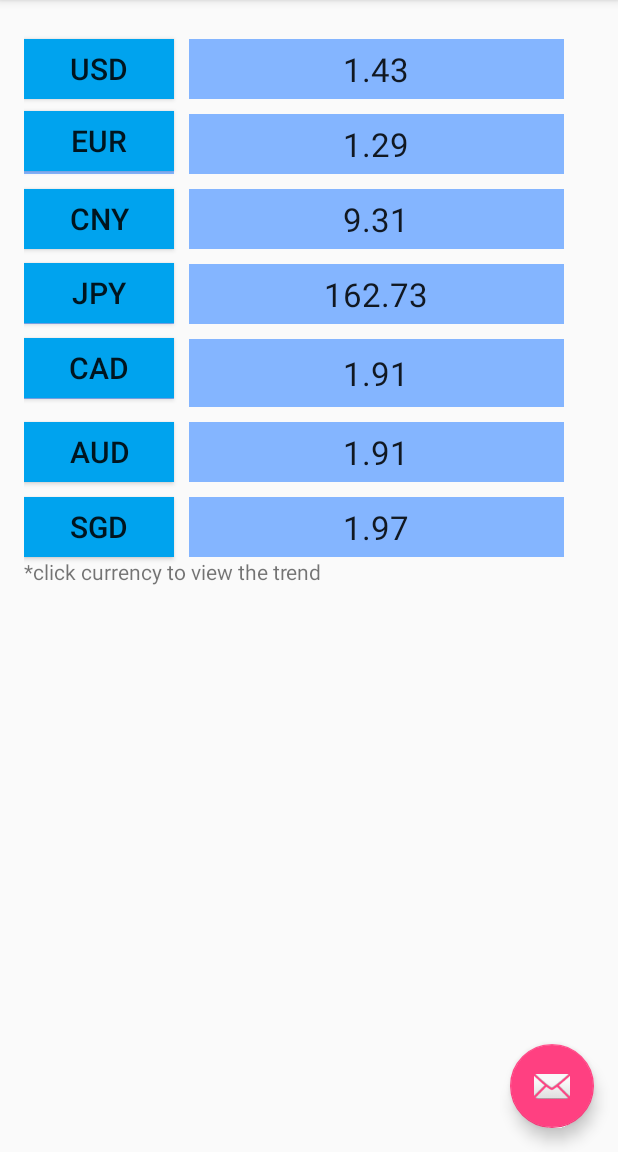
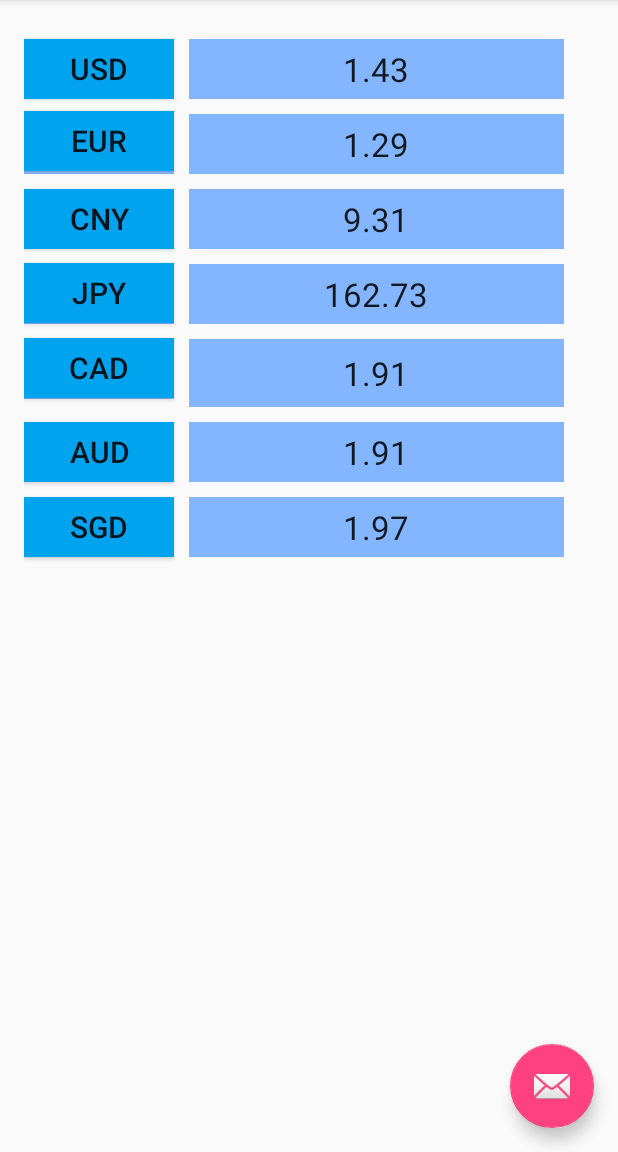
Before and after one commit to zczlkme/CurrencyExchangeCalc, an Android app: the screen it shows after launch (Rate), after a tap on "EXCHANGE RATE", on a phone screen of 412 x 824 dp, the part 84-1236 px from its top. Run offline under Robolectric (Android 15) with nearby library versions, the phone set to English and light mode, and no system bars.

Commit message:
now we done:)

```diff
--- a/app/src/main/res/layout-land/activity_information.xml
+++ b/app/src/main/res/layout-land/activity_information.xml
@@ -13,7 +13,7 @@
     <ImageView
         android:layout_width="100dp"
         android:layout_height="100dp"
-        android:src="@drawable/marvelnew1"
+        android:src="@drawable/marvel1"
         android:id="@+id/imageView1"
         android:layout_marginLeft="0dp"
         android:layout_below="@+id/textView9"
@@ -21,7 +21,7 @@
     <ImageView
         android:layout_width="100dp"
         android:layout_height="100dp"
-        android:src="@drawable/marvelnew3"
+        android:src="@drawable/marvel3"
         android:id="@+id/imageView2"
         android:layout_marginLeft="0dp"
         android:layout_below="@+id/textView15"
@@ -29,7 +29,7 @@
     <ImageView
         android:layout_width="100dp"
         android:layout_height="100dp"
-        android:src="@drawable/marvelnew2"
+        android:src="@drawable/marvel2"
         android:id="@+id/imageView3"
         android:layout_marginLeft="0dp"
         android:layout_alignParentBottom="true"
--- a/app/src/main/res/layout-land/content_rate.xml
+++ b/app/src/main/res/layout-land/content_rate.xml
@@ -62,8 +62,19 @@
         android:layout_below="@+id/gridLayout2"
         android:layout_alignParentStart="true"
         android:layout_marginTop="10dp"
-        android:id="@+id/gridLayout3"
-        android:layout_marginLeft="100dp">
+        android:id="@+id/gridLayout3">
+
+        <TextView
+            android:layout_width="100dp"
+            android:layout_height="40dp"
+            android:textAppearance="?android:attr/textAppearanceLarge"
+            android:text="CNY"
+            android:id="@+id/textView4"
+            android:layout_row="0"
+            android:layout_column="0"
+            android:layout_gravity="center_horizontal"
+            android:gravity="center_vertical|center_horizontal"
+            android:background="#84b5ff" />
 
         <TextView
             android:layout_width="150dp"
@@ -95,8 +106,19 @@
         android:layout_below="@+id/gridLayout4"
         android:layout_alignParentStart="true"
         android:layout_marginTop="10dp"
-        android:id="@+id/gridLayout5"
-        android:layout_marginLeft="100dp">
+        android:id="@+id/gridLayout5">
+
+        <TextView
+            android:layout_width="100dp"
+            android:layout_height="40dp"
+            android:textAppearance="?android:attr/textAppearanceLarge"
+            android:text="CAD"
+            android:id="@+id/textView8"
+            android:layout_row="0"
+            android:layout_column="0"
+            android:layout_gravity="center_horizontal"
+            android:gravity="center_vertical|center_horizontal"
+            android:background="#84b5ff" />
 
         <TextView
             android:layout_width="150dp"
@@ -251,7 +273,7 @@
         android:layout_alignParentStart="true"
         android:layout_marginTop="10dp"
         android:layout_marginLeft="0dp"
-        android:background="#00a3ee"
+        android:background="#84b5ff"
         android:textSize="20dp" />
     <Button
         android:layout_width="100dp"
@@ -261,7 +283,7 @@
         android:layout_row="1"
         android:layout_column="0"
         android:layout_marginLeft="0dp"
-        android:background="#00a3ee"
+        android:background="#84b5ff"
         android:layout_alignTop="@+id/textView2"
         android:layout_toStartOf="@+id/rate2"
         android:textSize="20dp" />
@@ -273,10 +295,12 @@
         android:layout_row="1"
         android:layout_column="0"
         android:layout_marginLeft="0dp"
-        android:background="#00a3ee"
-        android:textSize="20dp"
-        android:layout_above="@+id/gridLayout4"
-        android:layout_alignParentStart="true" />
+        android:background="#84b5ff"
+        android:layout_alignParentBottom="true"
+        android:layout_toEndOf="@+id/gridLayout7"
+        android:layout_marginTop="0dp"
+        android:layout_marginBottom="170dp"
+        android:textSize="20dp" />
     <Button
         android:layout_width="100dp"
         android:layout_height="40dp"
@@ -285,7 +309,7 @@
         android:layout_row="1"
         android:layout_column="0"
         android:layout_marginLeft="0dp"
-        android:background="#00a3ee"
+        android:background="#84b5ff"
         android:layout_above="@+id/gridLayout4"
         android:layout_toStartOf="@+id/rate4"
         android:textSize="20dp" />
@@ -297,10 +321,11 @@
         android:layout_row="1"
         android:layout_column="0"
         android:layout_marginLeft="0dp"
-        android:background="#00a3ee"
-        android:textSize="20dp"
-        android:layout_alignTop="@+id/textView10"
-        android:layout_alignParentStart="true" />
+        android:background="#84b5ff"
+        android:layout_alignParentBottom="true"
+        android:layout_toEndOf="@+id/gridLayout7"
+        android:layout_marginBottom="108dp"
+        android:textSize="20dp" />
     <Button
         android:layout_width="100dp"
         android:layout_height="40dp"
@@ -309,7 +334,7 @@
         android:layout_row="1"
         android:layout_column="0"
         android:layout_marginLeft="0dp"
-        android:background="#00a3ee"
+        android:background="#84b5ff"
         android:layout_alignBottom="@+id/gridLayout5"
         android:layout_toStartOf="@+id/rate6"
         android:textSize="20dp" />
@@ -321,17 +346,9 @@
         android:layout_row="1"
         android:layout_column="0"
         android:layout_marginLeft="0dp"
-        android:background="#00a3ee"
+        android:background="#84b5ff"
         android:layout_below="@+id/gridLayout6"
         android:layout_alignParentStart="true"
         android:layout_marginTop="-40dp"
         android:textSize="20dp" />
-
-    <TextView
-        android:layout_width="wrap_content"
-        android:layout_height="wrap_content"
-        android:text="*click currency to view the trend"
-        android:id="@+id/textView24"
-        android:layout_below="@+id/gridLayout6"
-        android:layout_alignParentStart="true" />
 </RelativeLayout>
--- a/app/src/main/res/layout/activity_currency_trend.xml
+++ b/app/src/main/res/layout/activity_currency_trend.xml
@@ -24,7 +24,7 @@
             android:id="@+id/linetext"
             android:layout_width="wrap_content"
             android:layout_height="wrap_content"
-            android:text="USD PER 1 GBP"
+            android:text="USD"
             android:textSize="16dp"
             android:layout_above="@+id/graph"
             android:layout_centerHorizontal="true" />
@@ -42,7 +42,7 @@
             android:layout_width="match_parent"
             android:layout_height="match_parent"
             android:id="@+id/imageView"
-            android:src="@drawable/usdnew"
+            android:src="@drawable/usd"
             android:layout_above="@+id/linetext"
             android:layout_centerHorizontal="true" />
 
--- a/app/src/main/res/layout/activity_currency_trend1.xml
+++ b/app/src/main/res/layout/activity_currency_trend1.xml
@@ -24,7 +24,7 @@
             android:id="@+id/linetext"
             android:layout_width="wrap_content"
             android:layout_height="wrap_content"
-            android:text="EUR PER 1 GBP"
+            android:text="EUR"
             android:textSize="16dp"
             android:layout_above="@+id/graph"
             android:layout_centerHorizontal="true" />
--- a/app/src/main/res/layout/activity_currency_trend2.xml
+++ b/app/src/main/res/layout/activity_currency_trend2.xml
@@ -24,7 +24,7 @@
             android:id="@+id/linetext"
             android:layout_width="wrap_content"
             android:layout_height="wrap_content"
-            android:text="CNY PER 1 GBP"
+            android:text="CNY"
             android:textSize="16dp"
             android:layout_above="@+id/graph"
             android:layout_centerHorizontal="true" />
--- a/app/src/main/res/layout/activity_currency_trend3.xml
+++ b/app/src/main/res/layout/activity_currency_trend3.xml
@@ -23,7 +23,7 @@
             android:id="@+id/linetext"
             android:layout_width="wrap_content"
             android:layout_height="wrap_content"
-            android:text="JPY PER 1 GBP"
+            android:text="JPY"
             android:textSize="16dp"
             android:layout_above="@+id/graph"
             android:layout_centerHorizontal="true" />
--- a/app/src/main/res/layout/activity_currency_trend4.xml
+++ b/app/src/main/res/layout/activity_currency_trend4.xml
@@ -23,7 +23,7 @@
             android:id="@+id/linetext"
             android:layout_width="wrap_content"
             android:layout_height="wrap_content"
-            android:text="CAD PER 1 GBP"
+            android:text="CAD"
             android:textSize="16dp"
             android:layout_above="@+id/graph"
             android:layout_centerHorizontal="true" />
@@ -32,7 +32,7 @@
             android:layout_width="match_parent"
             android:layout_height="200dip"
             android:title="CAD"
-
+            android:src="@drawable/cad"
             android:id="@+id/graph"
             android:layout_alignParentBottom="true"
             android:layout_marginBottom="55dp"
@@ -41,7 +41,7 @@
             android:layout_width="match_parent"
             android:layout_height="match_parent"
             android:id="@+id/imageView6"
-            android:src="@drawable/cadnew"
+            android:src="@drawable/cad"
             android:layout_above="@+id/linetext"
             android:layout_alignParentEnd="true" />
 
--- a/app/src/main/res/layout/activity_currency_trend5.xml
+++ b/app/src/main/res/layout/activity_currency_trend5.xml
@@ -23,7 +23,7 @@
             android:id="@+id/linetext"
             android:layout_width="wrap_content"
             android:layout_height="wrap_content"
-            android:text="AUD PER 1 GBP"
+            android:text="AUD"
             android:textSize="16dp"
             android:layout_above="@+id/graph"
             android:layout_centerHorizontal="true" />
@@ -40,7 +40,7 @@
             android:layout_width="match_parent"
             android:layout_height="match_parent"
             android:id="@+id/imageView6"
-            android:src="@drawable/audnew"
+            android:src="@drawable/aud"
             android:layout_above="@+id/linetext"
             android:layout_alignParentEnd="true" />
 
--- a/app/src/main/res/layout/activity_currency_trend6.xml
+++ b/app/src/main/res/layout/activity_currency_trend6.xml
@@ -23,7 +23,7 @@
             android:id="@+id/linetext"
             android:layout_width="wrap_content"
             android:layout_height="wrap_content"
-            android:text="SGD PER 1 GBP"
+            android:text="SGD"
             android:textSize="16dp"
             android:layout_above="@+id/graph"
             android:layout_centerHorizontal="true" />
@@ -40,7 +40,7 @@
             android:layout_width="match_parent"
             android:layout_height="match_parent"
             android:id="@+id/imageView6"
-            android:src="@drawable/sgnew"
+            android:src="@drawable/sg"
             android:layout_above="@+id/linetext"
             android:layout_alignParentEnd="true" />
 
--- a/app/src/main/res/layout/activity_information.xml
+++ b/app/src/main/res/layout/activity_information.xml
@@ -13,7 +13,7 @@
     <ImageView
         android:layout_width="100dp"
         android:layout_height="100dp"
-        android:src="@drawable/marvelnew3"
+        android:src="@drawable/marvel3"
         android:id="@+id/imageView2"
         android:layout_marginLeft="0dp"
         android:layout_below="@+id/imageView4"
@@ -22,7 +22,7 @@
     <ImageView
         android:layout_width="100dp"
         android:layout_height="100dp"
-        android:src="@drawable/marvelnew2"
+        android:src="@drawable/marvel2"
         android:id="@+id/imageView3"
         android:layout_marginLeft="0dp"
         android:layout_alignParentBottom="true"
@@ -30,7 +30,7 @@
     <ImageView
         android:layout_width="100dp"
         android:layout_height="100dp"
-        android:src="@drawable/marvelnew1"
+        android:src="@drawable/marvel1"
         android:id="@+id/imageView4"
         android:layout_marginLeft="0dp"
         android:layout_marginTop="37dp"
--- a/app/src/main/res/layout/content_rate.xml
+++ b/app/src/main/res/layout/content_rate.xml
@@ -354,13 +354,5 @@
         android:layout_marginTop="-40dp"
         android:textSize="20dp" />
 
-    <TextView
-        android:layout_width="wrap_content"
-        android:layout_height="wrap_content"
-        android:text="*click currency to view the trend"
-        android:id="@+id/textView23"
-        android:layout_below="@+id/gridLayout6"
-        android:layout_alignParentStart="true" />
-
 
 </RelativeLayout>
```
Also changed, not shown: app/src/main/res/drawable/audnew.JPG (deleted), app/src/main/res/drawable/cadnew.JPG (deleted), app/src/main/res/drawable/marvelnew1.PNG (deleted), app/src/main/res/drawable/marvelnew2.PNG (deleted), app/src/main/res/drawable/marvelnew3.PNG (deleted), app/src/main/res/drawable/sgnew.JPG (deleted), app/src/main/res/drawable/usdnew.JPG (deleted).
